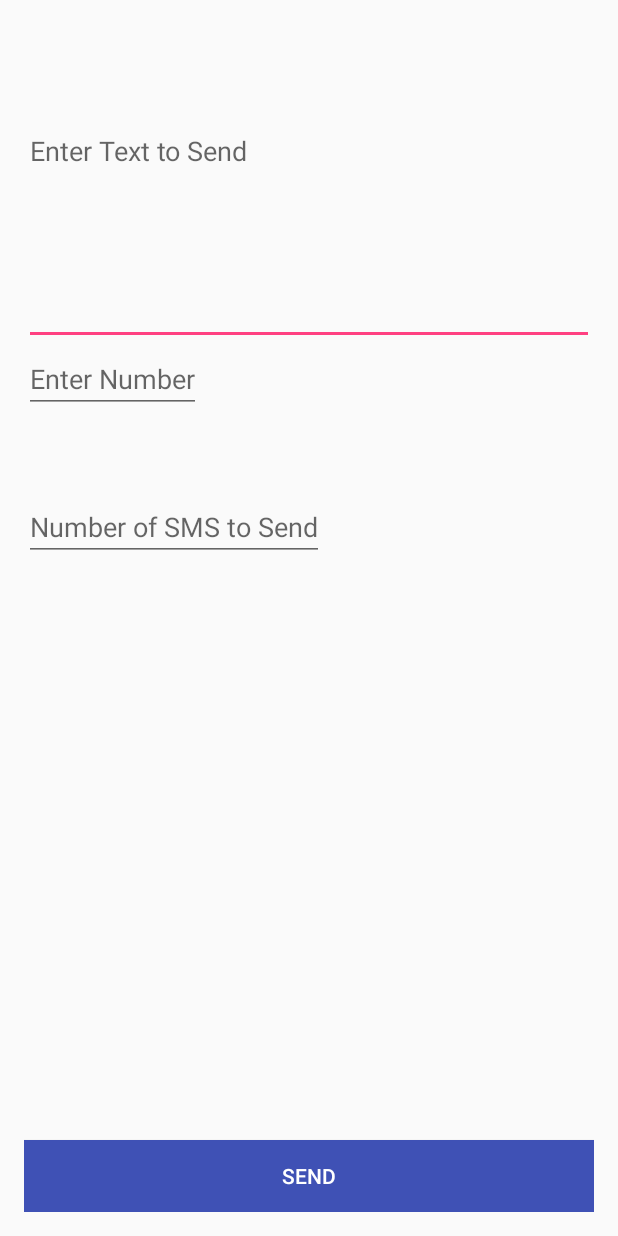
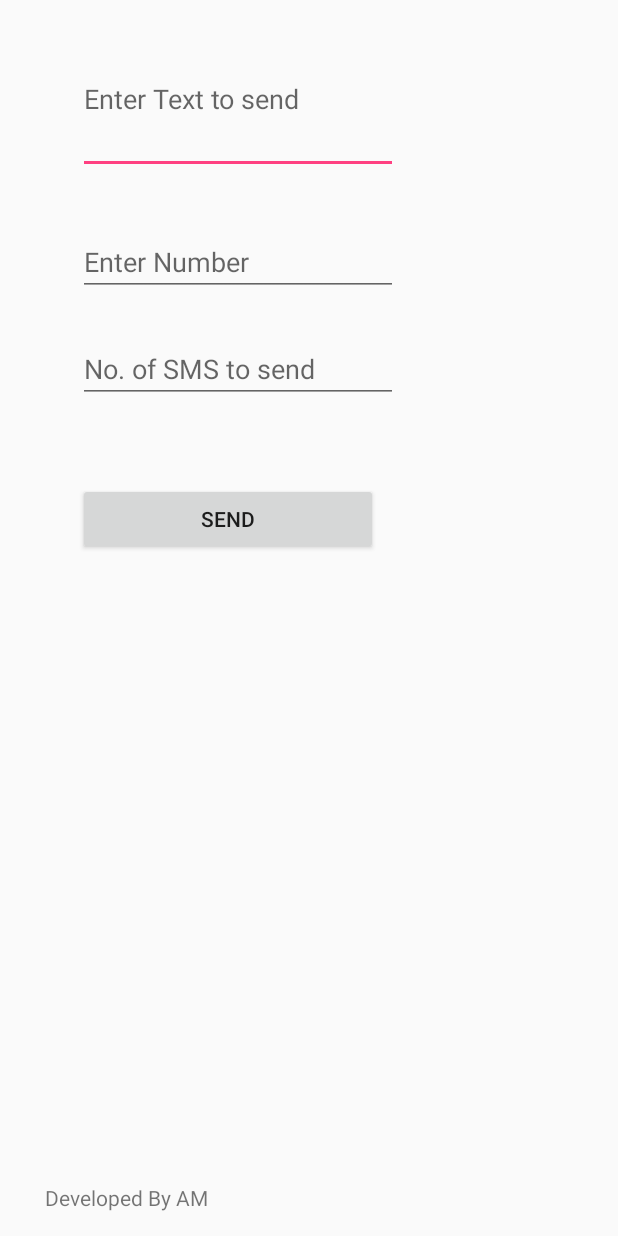
Before and after one commit to syedasadmurtaza/BulkSMSSender, an Android app: the screen it shows after launch (SMSActivity), on a phone screen of 412 x 824 dp. Run offline under Robolectric (Android 15) with nearby library versions, the phone set to English and light mode, and no system bars.

Commit message:
Layout configured and methods refactoring done.

```diff
--- a/app/src/main/AndroidManifest.xml
+++ b/app/src/main/AndroidManifest.xml
@@ -2,6 +2,7 @@
 <manifest xmlns:android="http://schemas.android.com/apk/res/android"
     package="com.amstudios.bulksmssender">
 
+    <uses-permission android:name="android.permission.SEND_SMS" />
     <application
         android:allowBackup="true"
         android:icon="@mipmap/ic_launcher"
--- a/app/src/main/java/com/amstudios/bulksmssender/SMSActivity.java
+++ b/app/src/main/java/com/amstudios/bulksmssender/SMSActivity.java
@@ -5,28 +5,101 @@ import android.support.design.widget.FloatingActionButton;
 import android.support.design.widget.Snackbar;
 import android.support.v7.app.AppCompatActivity;
 import android.support.v7.widget.Toolbar;
+import android.telephony.SmsManager;
 import android.view.View;
 import android.view.Menu;
 import android.view.MenuItem;
+import android.widget.Button;
+import android.widget.EditText;
+import android.widget.Toast;
 
 public class SMSActivity extends AppCompatActivity {
+
+
+    private Button btnSend;
+    private EditText etText,etNumber,etNumberSMS;
+    int a,c,d,e;
 
     @Override
     protected void onCreate(Bundle savedInstanceState) {
         super.onCreate(savedInstanceState);
         setContentView(R.layout.activity_sms);
-//        Toolbar toolbar = (Toolbar) findViewById(R.id.toolbar);
-//        setSupportActionBar(toolbar);
-//
-//        FloatingActionButton fab = (FloatingActionButton) findViewById(R.id.fab);
-//        fab.setOnClickListener(new View.OnClickListener() {
-//            @Override
-//            public void onClick(View view) {
-//                Snackbar.make(view, "Replace with your own action", Snackbar.LENGTH_LONG)
-//                        .setAction("Action", null).show();
-//            }
-//        });
+
+        etText = (EditText) findViewById(R.id.etext);
+        etNumber = (EditText) findViewById(R.id.enumber);
+        etNumberSMS = (EditText) findViewById(R.id.smsno);
+
+        btnSend = (Button) findViewById(R.id.btnSend);
+        btnSend.setOnClickListener(new View.OnClickListener() {
+            @Override
+            public void onClick(View v) {
+
+        generateToast();
+
+        assignValue();
+
+        if (c == 4 && d == 4 && e == 4) {
+            String text = etText.getText().toString();
+            String number = etNumber.getText().toString();
+            String nos = etNumberSMS.getText().toString();
+
+            int no = Integer.parseInt(nos);
+
+
+            SmsManager sms = SmsManager.getDefault();
+
+
+            for (int i = 0; i < no; i++) {
+                sms.sendTextMessage(number, null, text, null, null);
+            }
+
+            Toast.makeText(getApplicationContext(), "Messages Sent!", Toast.LENGTH_LONG).show();
+        }
     }
+
+});
+
+
+
+
+        }
+
+
+    private boolean isEmpty(EditText text)
+
+    {
+
+        if(text.getText().toString().trim().length()>0)
+            return false;//Something is written in text fields
+        else
+        return true;//Field is Empty
+
+    }
+
+    private void generateToast(){
+
+        if(isEmpty(etText)==true)
+            Toast.makeText(getApplicationContext(), "Enter some text", Toast.LENGTH_SHORT).show();
+        if(isEmpty(etNumber)==true)
+            Toast.makeText(getApplicationContext(), "Enter number", Toast.LENGTH_SHORT).show();
+        if(isEmpty(etNumberSMS)==true)
+            Toast.makeText(getApplicationContext(), "Enter number of SMS to send", Toast.LENGTH_SHORT).show();
+        a=2;
+    }
+
+    private void assignValue(){
+
+
+        if(isEmpty(etText)==false)
+            c=4;
+         if(isEmpty(etNumber)==false)
+            d=4;
+        if(isEmpty(etNumberSMS)==false)
+            e=4;
+
+    }
+
+
 
     @Override
     public boolean onCreateOptionsMenu(Menu menu) {
@@ -34,6 +107,7 @@ public class SMSActivity extends AppCompatActivity {
         getMenuInflater().inflate(R.menu.menu_sms, menu);
         return true;
     }
+
 
     @Override
     public boolean onOptionsItemSelected(MenuItem item) {
--- a/app/src/main/res/layout/activity_sms.xml
+++ b/app/src/main/res/layout/activity_sms.xml
@@ -1,6 +1,5 @@
 <?xml version="1.0" encoding="utf-8"?>
 <RelativeLayout xmlns:android="http://schemas.android.com/apk/res/android"
-    xmlns:app="http://schemas.android.com/apk/res-auto"
     xmlns:tools="http://schemas.android.com/tools"
     android:layout_width="match_parent"
     android:layout_height="match_parent"
@@ -8,50 +7,61 @@
     android:paddingLeft="@dimen/activity_horizontal_margin"
     android:paddingRight="@dimen/activity_horizontal_margin"
     android:paddingTop="@dimen/activity_vertical_margin"
-    app:layout_behavior="@string/appbar_scrolling_view_behavior"
-    tools:context="com.amstudios.bulksmssender.SMSActivity"
-    >
+    tools:context=".SmsActivity" >
+
 
     <EditText
-        android:layout_width="match_parent"
-        android:layout_height="wrap_content"
-        android:id="@+id/etText"
-        android:hint="@string/string_text"
-        android:layout_alignParentTop="true"
-        android:layout_centerHorizontal="true"
-        android:minLines="6"
-        android:maxLines="10"
-        android:scrollbars="vertical"
-        android:gravity="top|left"
-        android:inputType="textMultiLine"
-        android:layout_marginTop="62dp" />
-    <EditText
+        android:id="@+id/enumber"
         android:layout_width="wrap_content"
         android:layout_height="wrap_content"
-        android:id="@+id/etNumber"
-        android:hint="Enter Number"
-        android:layout_below="@+id/etText"
-        android:layout_alignParentLeft="true"
-        android:layout_alignParentStart="true" />
+        android:layout_alignLeft="@+id/etext"
+        android:layout_below="@+id/etext"
+        android:layout_marginTop="36dp"
+        android:ems="10"
+        android:hint="Enter Number" >
+
+
+    </EditText>
+
     <EditText
+        android:id="@+id/smsno"
         android:layout_width="wrap_content"
         android:layout_height="wrap_content"
-        android:hint="Number of SMS to Send"
-        android:inputType="number"
-        android:id="@+id/etNumberSMS"
-        android:layout_below="@+id/etNumber"
-        android:layout_alignParentLeft="true"
-        android:layout_alignParentStart="true"
-
-        android:layout_marginTop="53dp" />
+        android:layout_alignLeft="@+id/enumber"
+        android:layout_below="@+id/enumber"
+        android:layout_marginTop="26dp"
+        android:ems="10"
+        android:hint="No. of SMS to send" />
 
     <Button
-        android:layout_width="match_parent"
+        android:id="@+id/btnSend"
+        android:layout_width="200dp"
         android:layout_height="wrap_content"
-        android:text="Send"
-        android:background="@color/colorPrimary"
-        android:id="@+id/btnSend"
-        android:textColor="@color/colorWhite"
+        android:layout_alignLeft="@+id/smsno"
+        android:layout_below="@+id/smsno"
+        android:layout_marginTop="53dp"
+        android:text="Send" />
+
+    <EditText
+        android:id="@+id/etext"
+        android:layout_width="wrap_content"
+        android:layout_height="100dp"
+        android:layout_alignParentLeft="true"
+        android:layout_alignParentTop="true"
+        android:layout_marginLeft="36dp"
+        android:ems="10"
+        android:hint="Enter Text to send">
+        <requestFocus />
+        </EditText>
+
+
+    <TextView
+        android:id="@+id/textView1"
+        android:layout_width="wrap_content"
+        android:layout_height="wrap_content"
         android:layout_alignParentBottom="true"
-        android:layout_centerHorizontal="true" />
+        android:layout_alignParentLeft="true"
+        android:layout_marginLeft="14dp"
+        android:text="Developed By AM" />
+
 </RelativeLayout>
```
